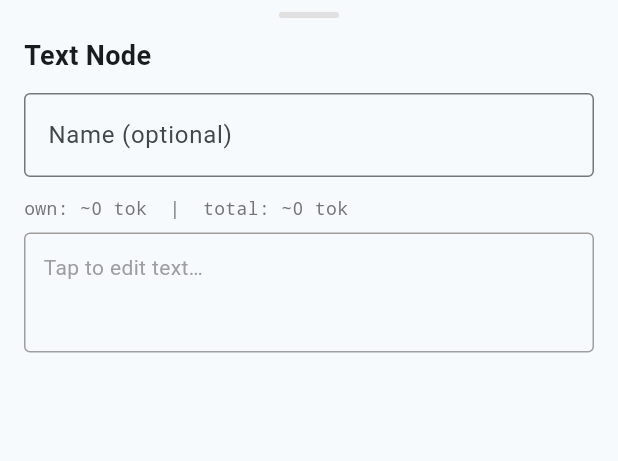
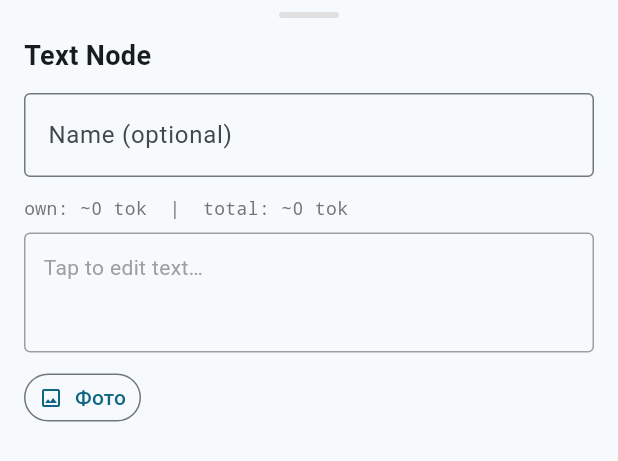
Before and after one commit to iamweasel89/musical-succotash, a Flutter app: the TextNodeSheet widget shown alone on an empty page, opened directly with empty values, on a phone screen of 412 x 824 dp. Shown: the top 461 px of the screen. Run offline on Flutter 3.47's test engine with Material 3 defaults, Android fonts, the phone set to English and light mode, and no system bars; our stand-ins replace file_picker, flutter_markdown, hive_flutter, package_info_plus, share_plus; accounts and stored records are empty.

Commit message:
Add image attachments and stop-generation
Attachments:
- New Attachment model (base64, mimeType, filename)
- Node gains List<Attachment> attachments field (persisted)
- TextNodeSheet: "Фото" button opens file picker (FileType.image,
  multi-select); chips with × let user remove attachments
- _buildMessages() passes attachments via _attachments key
- api_runner converts to provider format: Anthropic image blocks,
  OpenAI image_url blocks

Stop generation:
- CancelToken wraps http.Client; cancel() closes the connection
- runApiNode accepts optional cancelToken
- Streaming: on cancel → completes with partial text already buffered
- Full mode: on cancel → silently returns (no error shown)
- ChatScreen holds _runToken; send button swaps to stop (red ◉)
  while a response is in flight; stops on tap

https://claude.ai/code/session_01YZLrqPATDuZ4r2HbuCMAoi

```diff
--- /dev/null
+++ b/lib/models/attachment.dart
@@ -0,0 +1,25 @@
+class Attachment {
+  final String filename;
+  final String mimeType;
+  final String base64Data;
+
+  bool get isImage => mimeType.startsWith('image/');
+
+  const Attachment({
+    required this.filename,
+    required this.mimeType,
+    required this.base64Data,
+  });
+
+  Map<String, dynamic> toJson() => {
+        'fn': filename,
+        'mt': mimeType,
+        'b64': base64Data,
+      };
+
+  factory Attachment.fromJson(Map<String, dynamic> j) => Attachment(
+        filename: j['fn'] as String,
+        mimeType: j['mt'] as String,
+        base64Data: j['b64'] as String,
+      );
+}
--- a/lib/models/node.dart
+++ b/lib/models/node.dart
@@ -1,4 +1,5 @@
 import 'package:uuid/uuid.dart';
+import 'attachment.dart';
 import 'hex_pos.dart';
 
 enum NodeType { text, api }
@@ -21,6 +22,9 @@ class Node {
   /// disconnecting clears the slot.
   final Map<String, String> received;
 
+  /// Attachments (images / files) on text nodes, sent as multimodal content.
+  final List<Attachment> attachments;
+
   final DateTime createdAt;
   DateTime updatedAt;
 
@@ -35,11 +39,13 @@ class Node {
     required this.position,
     this.text = '',
     Map<String, String>? received,
+    List<Attachment>? attachments,
     DateTime? createdAt,
     DateTime? updatedAt,
     this.growthDir = 0,
   })  : id = id ?? const Uuid().v4(),
         received = received ?? {},
+        attachments = attachments ?? [],
         createdAt = createdAt ?? DateTime.now(),
         updatedAt = updatedAt ?? DateTime.now();
 
@@ -49,6 +55,7 @@ class Node {
     HexPos? position,
     String? text,
     Map<String, String>? received,
+    List<Attachment>? attachments,
     DateTime? updatedAt,
   }) =>
       Node(
@@ -59,6 +66,7 @@ class Node {
         position: position ?? this.position,
         text: text ?? this.text,
         received: received ?? Map<String, String>.from(this.received),
+        attachments: attachments ?? List<Attachment>.from(this.attachments),
         createdAt: createdAt,
         updatedAt: updatedAt ?? DateTime.now(),
         growthDir: growthDir,
@@ -72,6 +80,7 @@ class Node {
         'position': position.toJson(),
         'text': text,
         'received': received,
+        'attachments': attachments.map((a) => a.toJson()).toList(),
         'createdAt': createdAt.millisecondsSinceEpoch,
         'updatedAt': updatedAt.millisecondsSinceEpoch,
         'growthDir': growthDir,
@@ -87,6 +96,10 @@ class Node {
         received: (j['received'] as Map<String, dynamic>?)
                 ?.map((k, v) => MapEntry(k, v as String)) ??
             {},
+        attachments: (j['attachments'] as List?)
+                ?.map((a) => Attachment.fromJson(a as Map<String, dynamic>))
+                .toList() ??
+            [],
         createdAt: j['createdAt'] != null
             ? DateTime.fromMillisecondsSinceEpoch(j['createdAt'] as int)
             : null,
--- a/lib/widgets/text_node_sheet.dart
+++ b/lib/widgets/text_node_sheet.dart
@@ -1,4 +1,9 @@
+import 'dart:convert';
+
+import 'package:file_picker/file_picker.dart';
 import 'package:flutter/material.dart';
+
+import '../models/attachment.dart';
 import '../models/node.dart';
 
 class TextNodeSheet extends StatefulWidget {
@@ -22,12 +27,14 @@ class TextNodeSheet extends StatefulWidget {
 class _TextNodeSheetState extends State<TextNodeSheet> {
   late final TextEditingController _nameCtrl;
   late Node _node;
+  late List<Attachment> _attachments;
 
   @override
   void initState() {
     super.initState();
     _node = widget.node;
     _nameCtrl = TextEditingController(text: _node.name);
+    _attachments = List<Attachment>.from(_node.attachments);
   }
 
   @override
@@ -36,13 +43,65 @@ class _TextNodeSheetState extends State<TextNodeSheet> {
     super.dispose();
   }
 
-  void _save({String? name, String? text}) {
-    _node = _node.copyWith(name: name ?? _node.name, text: text ?? _node.text);
+  void _save({String? name, String? text, List<Attachment>? attachments}) {
+    _node = _node.copyWith(
+      name: name ?? _node.name,
+      text: text ?? _node.text,
+      attachments: attachments ?? _attachments,
+    );
     widget.onChanged(_node);
   }
 
   int _ownTokens() => (_node.text.length / 3).ceil();
   int _totalTokens() => (widget.buildInput(_node).length / 3).ceil();
+
+  Future<void> _pickImages() async {
+    final result = await FilePicker.platform.pickFiles(
+      type: FileType.image,
+      allowMultiple: true,
+      withData: true,
+    );
+    if (result == null) return;
+
+    final added = <Attachment>[];
+    for (final file in result.files) {
+      if (file.bytes == null) continue;
+      added.add(Attachment(
+        filename: file.name,
+        mimeType: _mimeFromExt(file.extension ?? ''),
+        base64Data: base64Encode(file.bytes!),
+      ));
+    }
+    if (added.isEmpty) return;
+
+    setState(() {
+      _attachments = [..._attachments, ...added];
+      _save(attachments: _attachments);
+    });
+  }
+
+  String _mimeFromExt(String ext) {
+    switch (ext.toLowerCase()) {
+      case 'jpg':
+      case 'jpeg':
+        return 'image/jpeg';
+      case 'png':
+        return 'image/png';
+      case 'gif':
+        return 'image/gif';
+      case 'webp':
+        return 'image/webp';
+      default:
+        return 'image/jpeg';
+    }
+  }
+
+  void _removeAttachment(Attachment a) {
+    setState(() {
+      _attachments = _attachments.where((x) => !identical(x, a)).toList();
+      _save(attachments: _attachments);
+    });
+  }
 
   @override
   Widget build(BuildContext context) {
@@ -122,6 +181,48 @@ class _TextNodeSheetState extends State<TextNodeSheet> {
                 ),
               ),
             ),
+            const SizedBox(height: 10),
+            // Attachment bar
+            Row(
+              children: [
+                OutlinedButton.icon(
+                  icon: const Icon(Icons.image_outlined, size: 16),
+                  label: const Text('Фото'),
+                  style: OutlinedButton.styleFrom(
+                    visualDensity: VisualDensity.compact,
+                    padding:
+                        const EdgeInsets.symmetric(horizontal: 10, vertical: 6),
+                  ),
+                  onPressed: _pickImages,
+                ),
+              ],
+            ),
+            // Attachment chips
+            if (_attachments.isNotEmpty) ...[
+              const SizedBox(height: 8),
+              Wrap(
+                spacing: 8,
+                runSpacing: 4,
+                children: _attachments
+                    .map((a) => Chip(
+                          avatar: Icon(
+                            a.isImage
+                                ? Icons.image_outlined
+                                : Icons.attach_file,
+                            size: 14,
+                          ),
+                          label: Text(
+                            a.filename,
+                            style: const TextStyle(fontSize: 12),
+                            overflow: TextOverflow.ellipsis,
+                          ),
+                          onDeleted: () => _removeAttachment(a),
+                          materialTapTargetSize:
+                              MaterialTapTargetSize.shrinkWrap,
+                        ))
+                    .toList(),
+              ),
+            ],
             // Incoming slots (received content keyed by source node)
             if (widget.incomingNodes.isNotEmpty) ...[
               const SizedBox(height: 16),
```
Also changed, not shown: lib/chat_screen.dart (+36 -6 lines), lib/services/api_runner.dart (+126 -22 lines).
